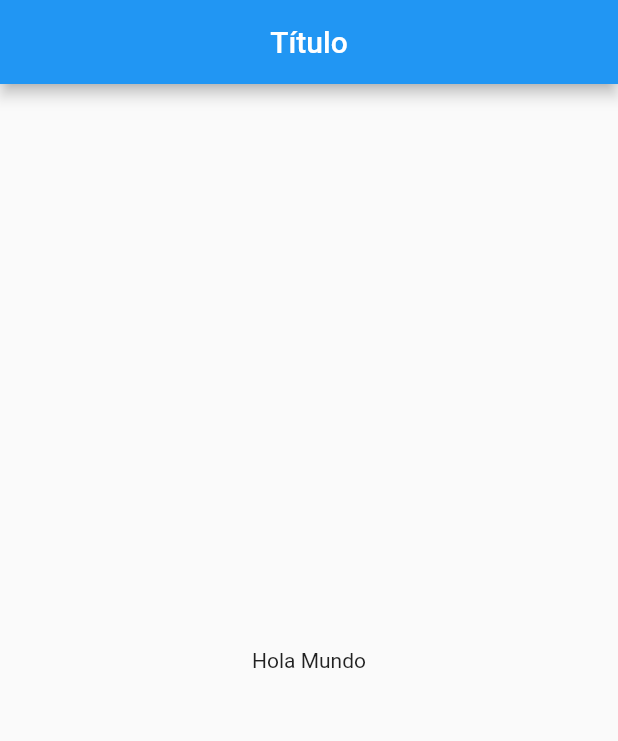
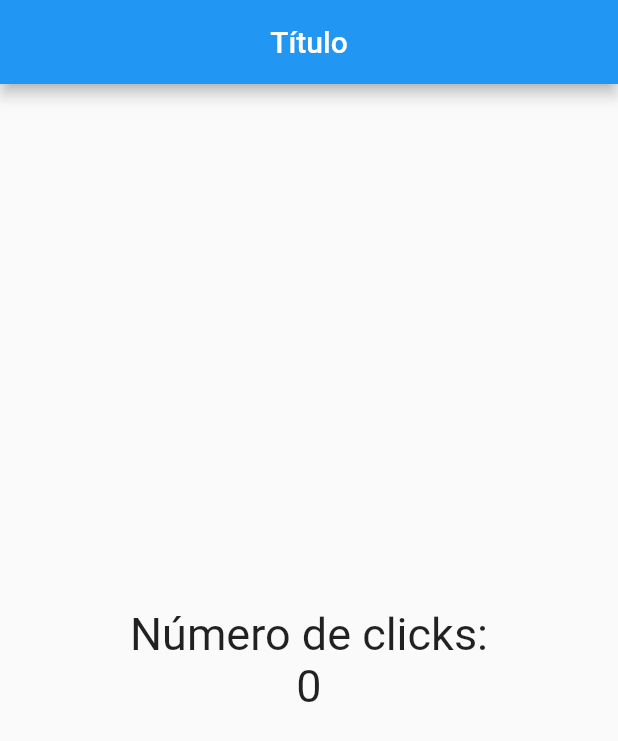
Before and after one commit to DiegoJavb/flutter_contador, a Flutter app: the screen it shows after launch, on a phone screen of 412 x 824 dp. Shown: the top 741 px of the screen. Run offline on Flutter 3.47's test engine with Material 2 defaults, Android fonts, the light colour scheme and no system bars.

Commit message:
creacion de clase para estilos

```diff
--- a/lib/src/pages/home_page.dart
+++ b/lib/src/pages/home_page.dart
@@ -1,6 +1,7 @@
 import 'package:flutter/material.dart';
 
 class HomePage extends StatelessWidget {
+  final estiloTexto = new TextStyle(fontSize: 30);
   @override
   Widget build(BuildContext context) {
     return Scaffold(
@@ -9,8 +10,13 @@ class HomePage extends StatelessWidget {
         centerTitle: true,
       ),
       body: Center(
-        child: Text('Hola Mundo'),
-      ),
+          child: Column(
+        mainAxisAlignment: MainAxisAlignment.center,
+        children: <Widget>[
+          Text('Número de clicks:', style: estiloTexto),
+          Text('0', style: estiloTexto),
+        ],
+      )),
     );
   }
 }
```
